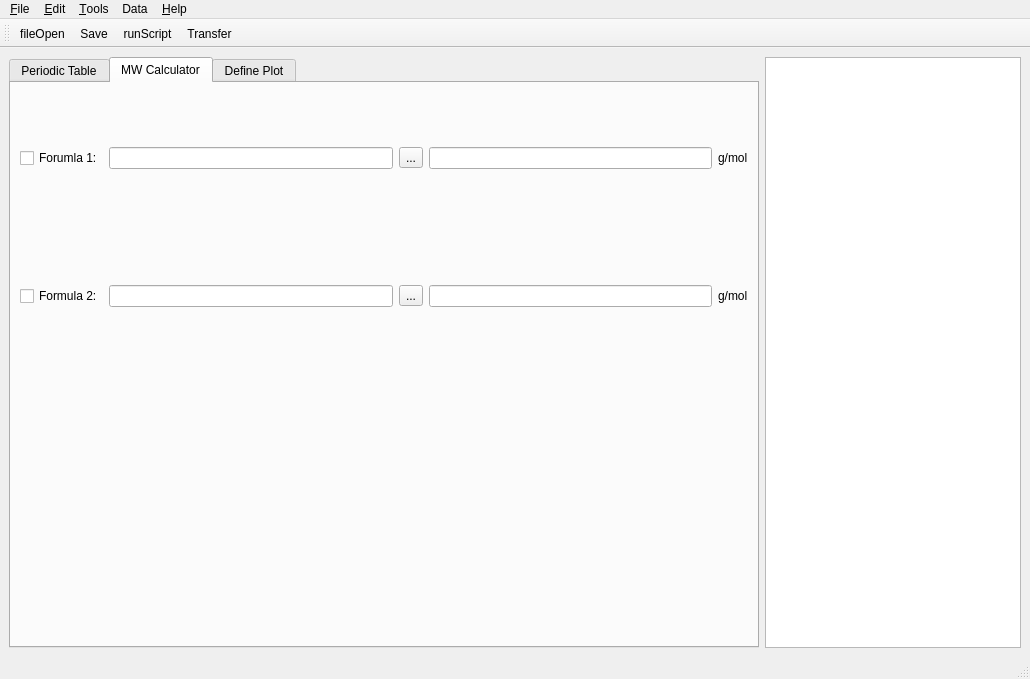
The window that pysotope/main.ui (mfitzp/toolz) describes before a commit, drawn with Qt 5.
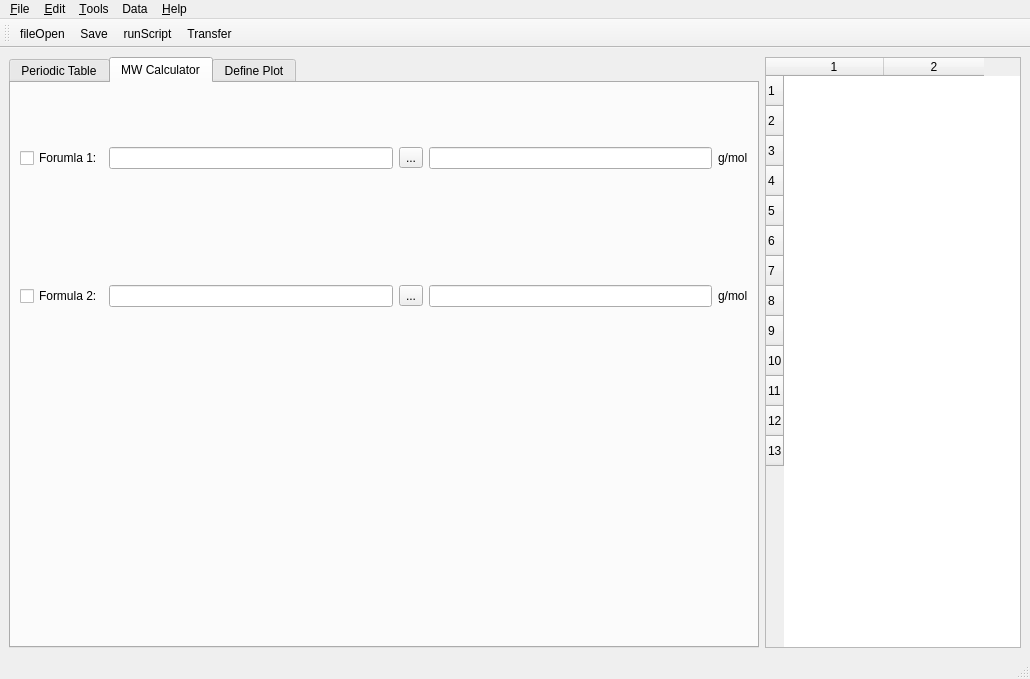
The same window after the commit. Icons and pictures are not drawn. Custom widgets are drawn as their Qt base class.

The edit to the form file:
```diff
--- a/pysotope/main.ui
+++ b/pysotope/main.ui
@@ -323,12 +323,6 @@
         <property name="columnCount">
          <number>2</number>
         </property>
-        <attribute name="horizontalHeaderVisible">
-         <bool>false</bool>
-        </attribute>
-        <attribute name="verticalHeaderVisible">
-         <bool>false</bool>
-        </attribute>
         <row/>
         <row/>
         <row/>
```
Left out of the diff: 543 changed lines with no effect on the pictures.
